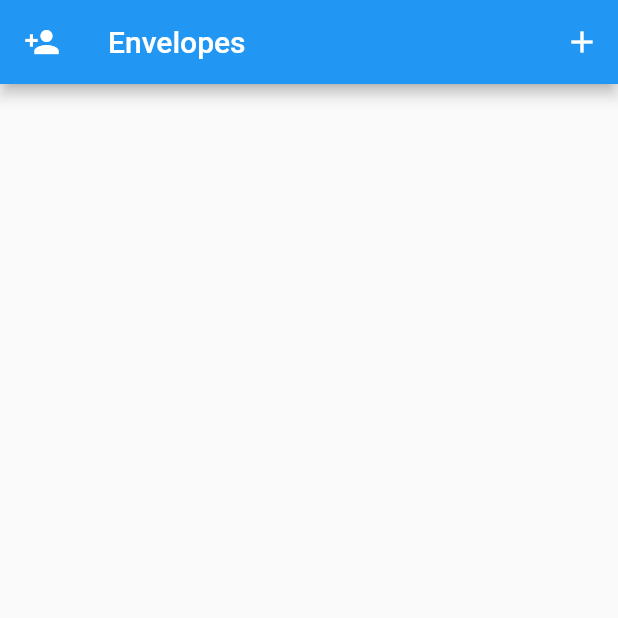
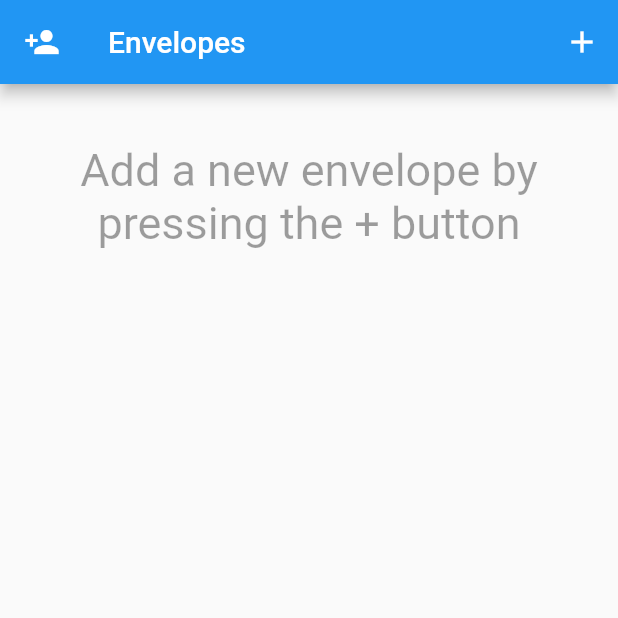
Before and after one commit to Kenoshen/family-budget, a Flutter app: the Dashboard screen opened directly, after a tap on the "person add" icon, on a phone screen of 412 x 824 dp, the top half of it. Run offline on Flutter 3.47's test engine with Material 2 defaults, Android fonts, the phone set to English and light mode, and no system bars; our stand-ins replace cloud_firestore, firebase_auth, firebase_core, shared_preferences; accounts and stored records are empty; network calls fail.

Commit message:
personalized envelopes

```diff
--- a/lib/dashboard/dashboard.dart
+++ b/lib/dashboard/dashboard.dart
@@ -1,4 +1,6 @@
 import 'package:cloud_firestore/cloud_firestore.dart';
+import 'package:family_budgeter/envelope/withEnvelopes.dart';
+import 'package:family_budgeter/model/family.dart';
 import 'package:family_budgeter/model/userExt.dart';
 import 'package:family_budgeter/user/withUserExt.dart';
 import 'package:flutter/material.dart';
@@ -11,22 +13,14 @@ import '../model/envelope.dart';
 import '../preferences/preferences.dart';
 
 class Dashboard extends StatelessWidget {
-  GlobalKey _reorderListKey = GlobalKey();
+  final GlobalKey _reorderListKey = GlobalKey();
 
   @override
   Widget build(BuildContext context) {
-    CollectionReference envelopeCollection =
-        FirebaseFirestore.instance.collection("envelope");
-
-    return StreamBuilder<QuerySnapshot>(
-      stream: envelopeCollection.snapshots(),
-      builder: (BuildContext context, AsyncSnapshot<QuerySnapshot> snapshot) {
-        Widget? body;
-        if (snapshot.hasError) {
-          body = Text("${snapshot.error}");
-        } else if (snapshot.hasData) {
-          final docs = snapshot.data?.docs;
-          if (docs != null) {
+    return WithEnvelopes(
+      builder: (BuildContext context, List<Envelope> envelopes,
+          CollectionReference<Map<String, dynamic>> envelopeCollection) {
+        final docs = [...envelopes];
         final sortOrder = Preferences.sortOrder();
         var dirtySortOrder = false;
         List<String> oldEntries = [...sortOrder];
@@ -42,15 +36,27 @@ class Dashboard extends StatelessWidget {
           oldEntries.forEach((old) => sortOrder.remove(old));
           Preferences.setSortOrder(sortOrder);
         }
-            docs.sort(
-                (a, b) => sortOrder.indexOf(a.id) - sortOrder.indexOf(b.id));
-            body = ReorderableListView.builder(
+        docs.sort((a, b) => sortOrder.indexOf(a.id) - sortOrder.indexOf(b.id));
+
+        return Scaffold(
+          appBar: AppBar(
+            title: Text("Envelopes"),
+            leading: IconButton(
+                onPressed: () => addToFamily(context),
+                icon: Icon(Icons.person_add)),
+            actions: [
+              IconButton(
+                  onPressed: () => addEnvelope(context, envelopeCollection),
+                  icon: Icon(Icons.add))
+            ],
+          ),
+          body: docs.isNotEmpty
+              ? ReorderableListView.builder(
             key: _reorderListKey,
             itemCount: docs.length,
             itemBuilder: (ctx, index) {
               var doc = docs[index];
-                return EnvelopeItem(
-                    ValueKey(doc.id), Envelope.fromSnapshot(doc));
+              return EnvelopeItem(ValueKey(doc.id), doc);
             },
             onReorder: (int oldIndex, int newIndex) {
               var id = sortOrder.removeAt(oldIndex);
@@ -59,34 +65,23 @@ class Dashboard extends StatelessWidget {
               } else {
                 sortOrder.insert(newIndex, id);
               }
-                docs.sort(
-                        (a, b) => sortOrder.indexOf(a.id) - sortOrder.indexOf(b.id));
+              docs.sort((a, b) =>
+              sortOrder.indexOf(a.id) - sortOrder.indexOf(b.id));
               Preferences.setSortOrder(sortOrder);
             },
-            );
-          }
-        } else {
-          body = Text("Loading Data...");
-        }
-
-        return Scaffold(
-          appBar: AppBar(
-            title: Text("Envelopes"),
-            leading: IconButton(onPressed: () => addToFamily(context), icon: Icon(Icons.person_add)),
-            actions: [
-              IconButton(
-                  onPressed: () => addEnvelope(context, envelopeCollection),
-                  icon: Icon(Icons.add))
-            ],
+          )
+              : Padding(
+            padding: EdgeInsets.all(40),
+            child: Text("Add a new envelope by pressing the + button",
+                textAlign: TextAlign.center, style: TextStyle(fontSize: 30, color: Theme.of(context).disabledColor),),
           ),
-          body: body,
         );
       },
     );
   }
 
-  addEnvelope(
-      BuildContext context, CollectionReference envelopeCollection) async {
+  addEnvelope(BuildContext context,
+      CollectionReference envelopeCollection) async {
     final envelope = Envelope();
     final ref = await envelopeCollection.add(envelope.toJson());
     envelope.ref = ref;
@@ -99,14 +94,19 @@ class Dashboard extends StatelessWidget {
   addToFamily(BuildContext context) async {
     final UserExt? u = currentUserExt;
     if (u != null) {
+      Family family;
       if (u.family == null) {
+        family = Family();
         final col = FirebaseFirestore.instance.collection("family");
+        final ref = await col.add(family.toJson());
+        family.ref = ref;
+      } else {
+        family = Family.fromSnapshot(await u.family!.get());
+      }
+
 
     }
   }
-  }
-
-
 }
 
 class EnvelopeItem extends StatefulWidget {
--- /dev/null
+++ b/lib/envelope/withEnvelopes.dart
@@ -0,0 +1,68 @@
+import 'package:cloud_firestore/cloud_firestore.dart';
+import 'package:family_budgeter/model/envelope.dart';
+import 'package:family_budgeter/model/family.dart';
+import 'package:family_budgeter/model/userExt.dart';
+import 'package:family_budgeter/user/withUserExt.dart';
+import 'package:flutter/cupertino.dart';
+
+class WithEnvelopes extends StatelessWidget {
+  final Widget Function(BuildContext context, List<Envelope> envelopes,
+      CollectionReference<Map<String, dynamic>> envelopesCollection) builder;
+
+  WithEnvelopes({required this.builder});
+
+  @override
+  Widget build(BuildContext context) {
+    final UserExt? u = currentUserExt;
+    if (u == null) {
+      return Container();
+    }
+    return FutureBuilder<CollectionReference<Map<String, dynamic>>>(
+      future: envelopeCollection(u),
+      builder: (context, snapshot) {
+        if (snapshot.hasError) {
+          return Text("${snapshot.error}");
+        }
+        if (snapshot.hasData && snapshot.data != null) {
+          final envelopeCollectionRef = snapshot.data;
+          return StreamBuilder<QuerySnapshot<Map<String, dynamic>>>(
+            stream: envelopeCollectionRef!.snapshots(),
+            builder: (context, snapshot) {
+              if (snapshot.hasError) {
+                return Text("${snapshot.error}");
+              }
+              if (snapshot.hasData && snapshot.data != null) {
+                final envelopes = snapshot.data!.docs
+                    .map((doc) => Envelope.fromSnapshot(doc))
+                    .toList();
+                return builder(context, envelopes, envelopeCollectionRef);
+              }
+              return Text("Loading envelope data...");
+            },
+          );
+        }
+        return Text("Loading envelopes...");
+      },
+    );
+  }
+
+  Future<CollectionReference<Map<String, dynamic>>> envelopeCollection(
+      UserExt u) async {
+    if (u.family != null) {
+      final familySnapshot = await u.family!.get();
+      if (familySnapshot.exists) {
+        final family = Family.fromSnapshot(familySnapshot);
+        if (family.envelopes == null) {
+          family.envelopes = FirebaseFirestore.instance
+              .collection("family/${familySnapshot.id}/envelopes");
+        }
+        return family.envelopes!;
+      }
+    }
+    if (u.envelopes == null) {
+      u.envelopes = FirebaseFirestore.instance
+          .collection("userExt/${u.id}/envelopes");
+    }
+    return u.envelopes!;
+  }
+}
--- a/lib/model/docRefJson.dart
+++ b/lib/model/docRefJson.dart
@@ -1,8 +1,7 @@
 import 'package:cloud_firestore/cloud_firestore.dart';
-import 'package:family_budgeter/model/envelope.dart';
 
 /// Deserialize Firebase DocumentReference data type from Firestore
-DocumentReference? firestoreDocRefFromJson(dynamic value) {
+DocumentReference<Map<String, dynamic>>? firestoreDocRefFromJson(dynamic value) {
   if (value == null) {
     return null;
   } else if (value is DocumentReference) {
@@ -17,7 +16,7 @@ DocumentReference? firestoreDocRefFromJson(dynamic value) {
 dynamic firestoreDocRefToJson(dynamic value) => value;
 
 /// Deserialize Firebase DocumentReference data type from Firestore
-CollectionReference? firestoreColRefFromJson(dynamic value) {
+CollectionReference<Map<String, dynamic>>? firestoreColRefFromJson(dynamic value) {
   if (value == null) {
     return null;
   } else if (value is CollectionReference) {
--- a/lib/model/envelope.dart
+++ b/lib/model/envelope.dart
@@ -26,8 +26,8 @@ class Envelope {
   factory Envelope.fromJson(Map<String, dynamic> json) => _$EnvelopeFromJson(json);
   Map<String, dynamic> toJson() => _$EnvelopeToJson(this);
 
-  factory Envelope.fromSnapshot(QueryDocumentSnapshot doc) {
-    final e = Envelope.fromJson(doc.data() as Map<String, dynamic>);
+  factory Envelope.fromSnapshot(QueryDocumentSnapshot<Map<String, dynamic>> doc) {
+    final e = Envelope.fromJson(doc.data());
     e.ref = doc.reference;
     return e;
   }
--- a/lib/model/family.dart
+++ b/lib/model/family.dart
@@ -17,7 +17,7 @@ class Family {
   }
 
   @JsonKey(fromJson: firestoreColRefFromJson, toJson: firestoreColRefToJson)
-  CollectionReference? envelopes;
+  CollectionReference<Map<String, dynamic>>? envelopes;
 
   Family({this.envelopes});
 
--- a/lib/model/userExt.dart
+++ b/lib/model/userExt.dart
@@ -17,9 +17,11 @@ class UserExt {
 
   String name;
   @JsonKey(fromJson: firestoreDocRefFromJson, toJson: firestoreDocRefToJson)
-  DocumentReference? family;
+  DocumentReference<Map<String, dynamic>>? family;
+  @JsonKey(fromJson: firestoreColRefFromJson, toJson: firestoreColRefToJson)
+  CollectionReference<Map<String, dynamic>>? envelopes;
 
-  UserExt({this.name = "", this.family});
+  UserExt({this.name = "", this.family, this.envelopes});
 
   factory UserExt.fromJson(Map<String, dynamic> json) => _$UserExtFromJson(json);
   Map<String, dynamic> toJson() => _$UserExtToJson(this);
```
Also changed, not shown: lib/model/userExt.g.dart. Lines whose indentation alone changed are shown as unchanged.
